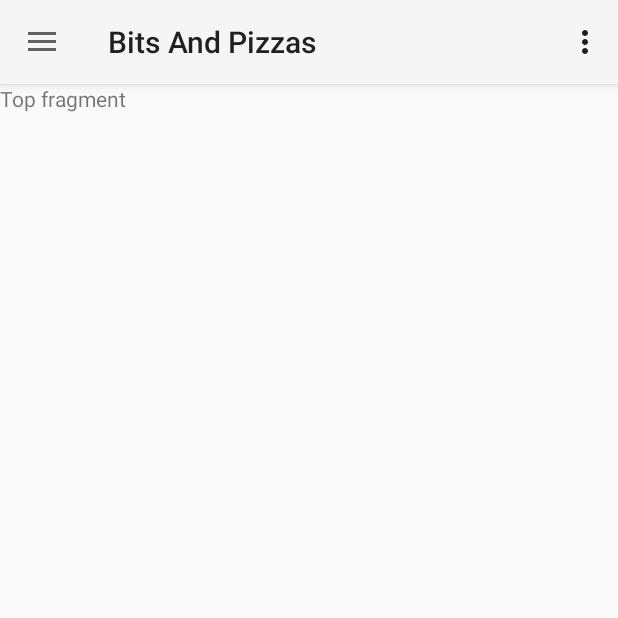
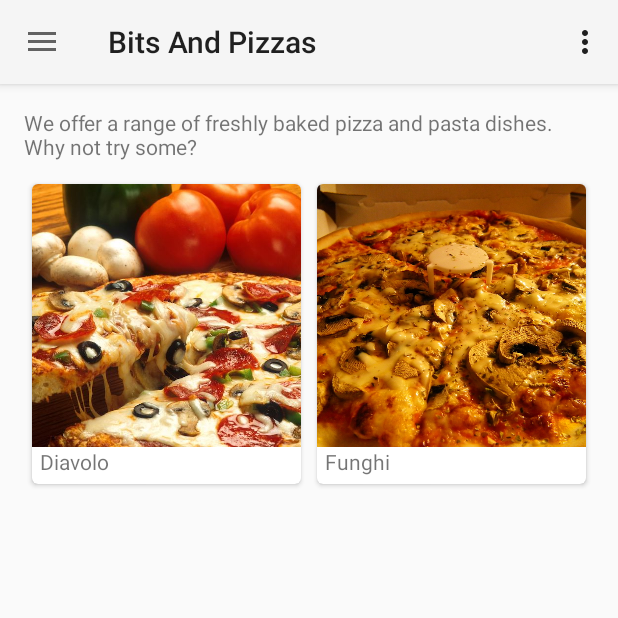
Before and after one commit to AlexanderPokidin/BitsandPizzas, an Android app: the screen it shows after launch (MainActivity), on a phone screen of 412 x 824 dp, the top half of it. Run offline under Robolectric (Android 15) with nearby library versions, the phone set to English and light mode, and no system bars; 1 statement that could not run was skipped.

Commit message:
Final commit.

```diff
--- a/app/src/main/java/com/example/alex/bitsandpizzas/CaptionedImagesAdapter.java
+++ b/app/src/main/java/com/example/alex/bitsandpizzas/CaptionedImagesAdapter.java
@@ -4,6 +4,7 @@ import android.graphics.drawable.Drawable;
 import android.support.v7.widget.CardView;
 import android.support.v7.widget.RecyclerView;
 import android.view.LayoutInflater;
+import android.view.View;
 import android.view.ViewGroup;
 import android.widget.ImageView;
 import android.widget.TextView;
@@ -13,6 +14,11 @@ class CaptionedImagesAdapter extends RecyclerView.Adapter<CaptionedImagesAdapter
 
     private String[] captions;
     private int[] imageIds;
+    private Listener listener;
+
+    public static interface Listener{
+        public void onClick(int position);
+    }
 
     public static class ViewHolder extends RecyclerView.ViewHolder{
         private CardView cardView;
@@ -27,6 +33,10 @@ class CaptionedImagesAdapter extends RecyclerView.Adapter<CaptionedImagesAdapter
         this.imageIds = imageIds;
     }
 
+    public void setListener(Listener listener){
+        this.listener = listener;
+    }
+
     @Override
     public CaptionedImagesAdapter.ViewHolder onCreateViewHolder(ViewGroup parent, int viewType) {
         CardView cv = (CardView) LayoutInflater.from(parent.getContext())
@@ -35,7 +45,7 @@ class CaptionedImagesAdapter extends RecyclerView.Adapter<CaptionedImagesAdapter
     }
 
     @Override
-    public void onBindViewHolder(ViewHolder holder, int position) {
+    public void onBindViewHolder(ViewHolder holder, final int position) {
         CardView cardView = holder.cardView;
         ImageView imageView = (ImageView)cardView.findViewById(R.id.info_image);
         Drawable drawable = cardView.getResources().getDrawable(imageIds[position]);
@@ -43,6 +53,14 @@ class CaptionedImagesAdapter extends RecyclerView.Adapter<CaptionedImagesAdapter
         imageView.setContentDescription(captions[position]);
         TextView textView = (TextView)cardView.findViewById(R.id.info_text);
         textView.setText(captions[position]);
+        cardView.setOnClickListener(new View.OnClickListener() {
+            @Override
+            public void onClick(View view) {
+                if (listener != null){
+                    listener.onClick(position);
+                }
+            }
+        });
     }
 
     @Override
--- a/app/src/main/java/com/example/alex/bitsandpizzas/TopFragment.java
+++ b/app/src/main/java/com/example/alex/bitsandpizzas/TopFragment.java
@@ -1,25 +1,44 @@
 package com.example.alex.bitsandpizzas;
 
 
+import android.content.Intent;
 import android.os.Bundle;
 import android.app.Fragment;
+import android.support.v7.widget.GridLayoutManager;
+import android.support.v7.widget.RecyclerView;
 import android.view.LayoutInflater;
 import android.view.View;
 import android.view.ViewGroup;
+import android.widget.RelativeLayout;
 
 public class TopFragment extends Fragment {
-
-
-    public TopFragment() {
-        // Required empty public constructor
-    }
-
 
     @Override
     public View onCreateView(LayoutInflater inflater, ViewGroup container,
                              Bundle savedInstanceState) {
-        // Inflate the layout for this fragment
-        return inflater.inflate(R.layout.fragment_top, container, false);
+        RelativeLayout layout = (RelativeLayout)inflater.inflate(R.layout.fragment_top, container, false);
+        RecyclerView pizzaRecycler = (RecyclerView)layout.findViewById(R.id.pizza_recycler);
+        String[] pizzaNames = new String[2];
+        for (int i = 0; i < 2; i++){
+            pizzaNames[i] = Pizza.pizzas[i].getName();
+        }
+        int[] pizzaImages = new int[2];
+        for (int i = 0; i < 2; i++){
+            pizzaImages[i] = Pizza.pizzas[i].getImageResourceId();
+        }
+
+        GridLayoutManager layoutManager = new GridLayoutManager(getActivity(), 2);
+        pizzaRecycler.setLayoutManager(layoutManager);
+        CaptionedImagesAdapter adapter = new CaptionedImagesAdapter(pizzaNames, pizzaImages);
+        pizzaRecycler.setAdapter(adapter);
+        adapter.setListener(new CaptionedImagesAdapter.Listener() {
+            @Override
+            public void onClick(int position) {
+                Intent intent = new Intent(getActivity(), PizzaDetailActivity.class);
+                intent.putExtra(PizzaDetailActivity.EXTRA_PIZZANO, position);
+                getActivity().startActivity(intent);
+            }
+        });
+        return layout;
     }
-
 }
--- a/app/src/main/res/layout/fragment_top.xml
+++ b/app/src/main/res/layout/fragment_top.xml
@@ -2,11 +2,24 @@
     xmlns:tools="http://schemas.android.com/tools"
     android:layout_width="match_parent"
     android:layout_height="match_parent"
+    android:paddingTop="16dp"
+    android:paddingBottom="16dp"
+    android:paddingRight="16dp"
+    android:paddingLeft="16dp"
     tools:context=".MainActivity">
 
     <TextView
         android:layout_width="wrap_content"
         android:layout_height="wrap_content"
-        android:text="@string/title_top" />
+        android:id="@+id/welcome_text"
+        android:text="@string/welcome_text" />
+
+    <android.support.v7.widget.RecyclerView
+        android:id="@+id/pizza_recycler"
+        android:scrollbars="vertical"
+        android:layout_width="match_parent"
+        android:layout_height="wrap_content"
+        android:layout_below="@+id/welcome_text"
+        android:layout_marginTop="10dp" />
 
 </RelativeLayout>
--- a/app/src/main/res/values/strings.xml
+++ b/app/src/main/res/values/strings.xml
@@ -6,6 +6,8 @@
     <string name="title_activity_order">Order Activity</string>
     <string name="action_share">Share</string>
     <string name="title_top">Top fragment</string>
+    <string name="title_activity_pizza_detail">*****</string>
+    <string name="welcome_text">We offer a range of freshly baked pizza and pasta dishes. Why not try some?</string>
     <string-array name="pizzas">
         <item>Diavolo</item>
         <item>Funghi</item>
```
Also changed, not shown: app/src/main/AndroidManifest.xml (+6 -1 lines), app/src/main/java/com/example/alex/bitsandpizzas/PizzaDetailActivity.java (added, +60 -0 lines), app/src/main/java/com/example/alex/bitsandpizzas/PizzaMaterialFragment.java (+10 -0 lines), app/src/main/res/layout/activity_pizza_detail.xml (added, +21 -0 lines).
